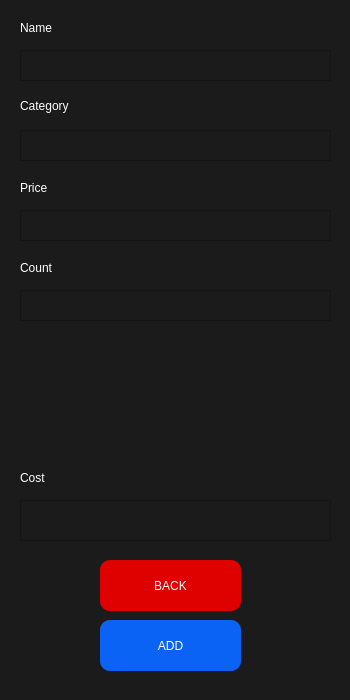
Old version of the form listcategories.ui in the repository daniilscaletta/Manager-Finance.
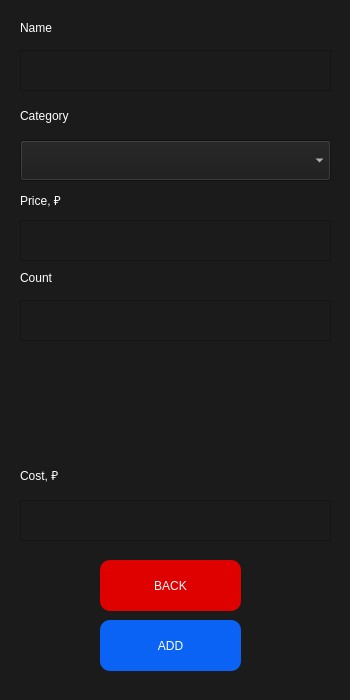
New version of the form.

Commit message: Add class DB, with some error

The edit to the form file:
```diff
--- a/listcategories.ui
+++ b/listcategories.ui
@@ -58,31 +58,19 @@
      <x>20</x>
      <y>50</y>
      <width>311</width>
-     <height>31</height>
+     <height>41</height>
     </rect>
    </property>
    <property name="styleSheet">
-    <string notr="true">font: 75 11pt &quot;Times New Roman&quot;;</string>
-   </property>
-  </widget>
-  <widget class="QPlainTextEdit" name="plainTextEdit_category">
-   <property name="geometry">
-    <rect>
-     <x>20</x>
-     <y>130</y>
-     <width>311</width>
-     <height>31</height>
-    </rect>
-   </property>
-   <property name="styleSheet">
-    <string notr="true">font: 75 11pt &quot;Times New Roman&quot;;</string>
+    <string notr="true">font: 75 14pt &quot;Times New Roman&quot;;
+color: rgb(255, 255, 255);</string>
    </property>
   </widget>
   <widget class="QLabel" name="lbl_category">
    <property name="geometry">
     <rect>
      <x>20</x>
-     <y>90</y>
+     <y>100</y>
      <width>321</width>
      <height>31</height>
     </rect>
@@ -99,22 +87,23 @@
    <property name="geometry">
     <rect>
      <x>20</x>
-     <y>210</y>
+     <y>220</y>
      <width>311</width>
-     <height>31</height>
+     <height>41</height>
     </rect>
    </property>
    <property name="styleSheet">
-    <string notr="true">font: 75 11pt &quot;Times New Roman&quot;;</string>
+    <string notr="true">font: 75 14pt &quot;Times New Roman&quot;;
+color: rgb(255, 255, 255);</string>
    </property>
   </widget>
   <widget class="QLabel" name="lbl_price">
    <property name="geometry">
     <rect>
      <x>20</x>
-     <y>180</y>
+     <y>190</y>
      <width>321</width>
-     <height>16</height>
+     <height>21</height>
     </rect>
    </property>
    <property name="styleSheet">
@@ -122,27 +111,28 @@
 color:rgb(255, 255, 255)</string>
    </property>
    <property name="text">
-    <string>Price</string>
+    <string>Price, ₽</string>
    </property>
   </widget>
   <widget class="QPlainTextEdit" name="plainTextEdit_count">
    <property name="geometry">
     <rect>
      <x>20</x>
-     <y>290</y>
+     <y>300</y>
      <width>311</width>
-     <height>31</height>
+     <height>41</height>
     </rect>
    </property>
    <property name="styleSheet">
-    <string notr="true">font: 75 11pt &quot;Times New Roman&quot;;</string>
+    <string notr="true">font: 75 14pt &quot;Times New Roman&quot;;
+color: rgb(255, 255, 255);</string>
    </property>
   </widget>
   <widget class="QLabel" name="lbl_count">
    <property name="geometry">
     <rect>
      <x>20</x>
-     <y>260</y>
+     <y>270</y>
      <width>321</width>
      <height>16</height>
     </rect>
@@ -159,9 +149,9 @@
    <property name="geometry">
     <rect>
      <x>20</x>
-     <y>470</y>
+     <y>465</y>
      <width>321</width>
-     <height>16</height>
+     <height>21</height>
     </rect>
    </property>
    <property name="styleSheet">
@@ -169,7 +159,7 @@
 color:rgb(255, 255, 255)</string>
    </property>
    <property name="text">
-    <string>Cost</string>
+    <string>Cost, ₽</string>
    </property>
   </widget>
   <widget class="QTextEdit" name="textEdit_cost">
@@ -241,6 +231,31 @@
     <string>ADD</string>
    </property>
   </widget>
+  <widget class="QComboBox" name="comBox_category">
+   <property name="geometry">
+    <rect>
+     <x>20</x>
+     <y>140</y>
+     <width>311</width>
+     <height>41</height>
+    </rect>
+   </property>
+   <property name="minimumSize">
+    <size>
+     <width>311</width>
+     <height>41</height>
+    </size>
+   </property>
+   <property name="maximumSize">
+    <size>
+     <width>311</width>
+     <height>41</height>
+    </size>
+   </property>
+   <property name="styleSheet">
+    <string notr="true">color: white;</string>
+   </property>
+  </widget>
  </widget>
  <resources/>
  <connections/>
```
Left out of the diff: 13 changed lines with no effect on the pictures. The commit also changes 9 other files.
